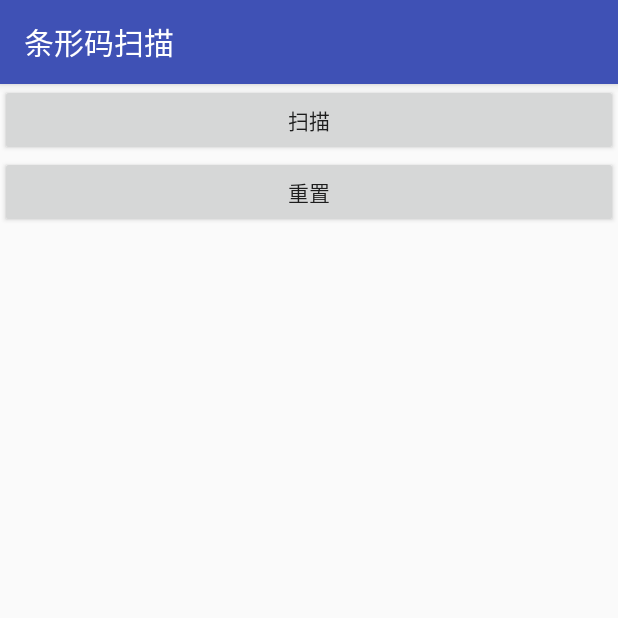
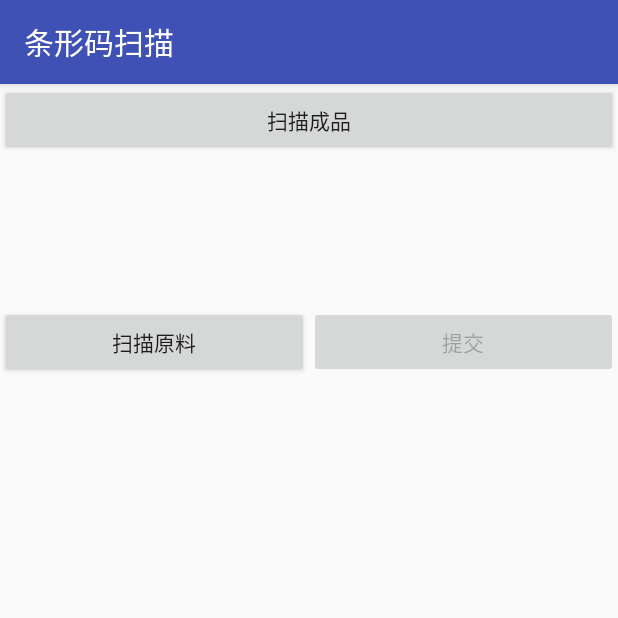
Before and after one commit to OliverY/ZXing, an Android app: the screen it shows after launch (MainActivity), on a phone screen of 412 x 824 dp, the top half of it. Run offline under Robolectric (Android 15) with nearby library versions, the phone set to English and light mode, and no system bars; our stand-ins replace RxJava; libraries missing offline, so code that uses them is left out: com.chad.library, com.google.zxing.integration, com.tbruyelle.rxpermissions2, com.zhy.http; 5 statements that could not run were skipped.

Commit message:
骨架搭建

```diff
--- a/app/src/main/AndroidManifest.xml
+++ b/app/src/main/AndroidManifest.xml
@@ -5,6 +5,7 @@
     <uses-permission android:name="android.permission.CAMERA"/>
 
     <application
+        android:name=".App"
         android:allowBackup="true"
         android:icon="@mipmap/ic_launcher"
         android:label="@string/app_name"
--- /dev/null
+++ b/app/src/main/java/com/yuantu/zxing/App.java
@@ -0,0 +1,35 @@
+package com.yuantu.zxing;
+
+import android.app.Application;
+
+import com.zhy.http.okhttp.OkHttpUtils;
+import com.zhy.http.okhttp.cookie.CookieJarImpl;
+import com.zhy.http.okhttp.cookie.store.PersistentCookieStore;
+import com.zhy.http.okhttp.log.LoggerInterceptor;
+
+import java.util.concurrent.TimeUnit;
+
+import okhttp3.OkHttpClient;
+
+/**
+ * Author:  Yxj
+ * Time:    2018/6/28 上午11:03
+ * -----------------------------------------
+ * Description:
+ */
+public class App extends Application {
+
+    @Override
+    public void onCreate() {
+        super.onCreate();
+
+        OkHttpClient client = new OkHttpClient.Builder()
+                .addInterceptor(new LoggerInterceptor("yxj"))
+                .connectTimeout(10, TimeUnit.SECONDS)
+                .readTimeout(10,TimeUnit.SECONDS)
+                .cookieJar(new CookieJarImpl(new PersistentCookieStore(this)))
+                .build();
+
+        OkHttpUtils.initClient(client);
+    }
+}
--- a/app/src/main/java/com/yuantu/zxing/MainActivity.java
+++ b/app/src/main/java/com/yuantu/zxing/MainActivity.java
@@ -1,47 +1,87 @@
 package com.yuantu.zxing;
 
 import android.Manifest;
+import android.content.DialogInterface;
 import android.content.Intent;
 import android.os.Bundle;
-import android.os.Handler;
+import android.support.v7.app.AlertDialog;
 import android.support.v7.app.AppCompatActivity;
+import android.support.v7.widget.LinearLayoutManager;
+import android.support.v7.widget.RecyclerView;
 import android.text.TextUtils;
 import android.view.View;
 import android.widget.Button;
 import android.widget.TextView;
 import android.widget.Toast;
 
+import com.chad.library.adapter.base.BaseQuickAdapter;
 import com.google.zxing.integration.android.IntentIntegrator;
 import com.google.zxing.integration.android.IntentResult;
 import com.tbruyelle.rxpermissions2.RxPermissions;
+import com.yuantu.zxing.adapter.MyAdapter;
 
-import java.util.Map;
+import java.util.ArrayList;
 
 import io.reactivex.functions.Consumer;
 
 public class MainActivity extends AppCompatActivity implements View.OnClickListener {
 
-    private TextView tvResult;
-    private MapData data;
-    private Button btnScan;
-    private Button btnReset;
+    private TextView tvMain;
+    private RecyclerView ry;
+    private Product product;
+    private Button btnMainScan;
+    private Button btnAppendixScan;
+    private Button btnSubmit;
+    private MyAdapter adapter;
 
+    // 代表扫码的入口
+    private static final int SCAN_MAIN = 1;
+    private static final int SCAN_APPENDIX = 2;
+
+    private int scanIndex;
 
     @Override
     protected void onCreate(Bundle savedInstanceState) {
         super.onCreate(savedInstanceState);
         setContentView(R.layout.activity_main);
 
-        btnScan = findViewById(R.id.btn_scan);
-        btnReset = findViewById(R.id.btn_reset);
-        btnScan.setOnClickListener(this);
-        btnReset.setOnClickListener(this);
-        findViewById(R.id.btn_scan).setOnClickListener(this);
-        tvResult = findViewById(R.id.tv_result);
+        product = new Product();
 
-        data = new MapData();
+        initview();
+        requestPermission();
+    }
 
-        requestPermission();
+    private void initview() {
+        btnMainScan = findViewById(R.id.btn_main_scan);
+        btnAppendixScan = findViewById(R.id.btn_appendix_scan);
+        btnSubmit = findViewById(R.id.btn_submit);
+        btnMainScan.setOnClickListener(this);
+        btnAppendixScan.setOnClickListener(this);
+        btnSubmit.setOnClickListener(this);
+
+        tvMain = findViewById(R.id.tv_main);
+        ry = findViewById(R.id.ry);
+
+        ry.setLayoutManager(new LinearLayoutManager(this, LinearLayoutManager.VERTICAL, false));
+        adapter = new MyAdapter();
+        adapter.setOnItemClickListener((BaseQuickAdapter adapter, View view, int position) -> {
+            new AlertDialog.Builder(MainActivity.this)
+                    .setTitle("是否删除该原料")
+                    .setPositiveButton("删除", (DialogInterface dialog, int which) -> {
+                        product.appendix.remove(position);
+                        adapter.setNewData(product.appendix);
+                        checkBtnEnable();
+                        dialog.dismiss();
+                    }).setNegativeButton("取消", (DialogInterface dialog, int which) -> {
+                dialog.dismiss();
+            }).show();
+        });
+        ry.setAdapter(adapter);
+
+        btnAppendixScan.setEnabled(false);
+        btnSubmit.setEnabled(false);
+
+        checkBtnEnable();
     }
 
     private void requestPermission() {
@@ -50,7 +90,7 @@ public class MainActivity extends AppCompatActivity implements View.OnClickListe
                 .subscribe(new Consumer<Boolean>() {
                     @Override
                     public void accept(Boolean aBoolean) throws Exception {
-                        if(!aBoolean){
+                        if (!aBoolean) {
                             finish();
                         }
                     }
@@ -59,17 +99,24 @@ public class MainActivity extends AppCompatActivity implements View.OnClickListe
 
     @Override
     public void onClick(View v) {
-        switch (v.getId()){
-            case R.id.btn_scan:
+        switch (v.getId()) {
+            case R.id.btn_main_scan:
+                scanIndex = SCAN_MAIN;
                 new IntentIntegrator(this)
                         .setOrientationLocked(false)
                         .setCaptureActivity(ScanActivity.class)
                         .initiateScan();
                 break;
-            case R.id.btn_reset:
-                data = new MapData();
-                btnScan.setEnabled(true);
-                tvResult.setText("重置");
+            case R.id.btn_appendix_scan:
+                scanIndex = SCAN_APPENDIX;
+                new IntentIntegrator(this)
+                        .setOrientationLocked(false)
+                        .setCaptureActivity(ScanActivity.class)
+                        .initiateScan();
+                break;
+            case R.id.btn_submit:
+                // map提交
+
                 break;
         }
 
@@ -78,38 +125,40 @@ public class MainActivity extends AppCompatActivity implements View.OnClickListe
     @Override
     protected void onActivityResult(int requestCode, int resultCode, Intent data) {
         super.onActivityResult(requestCode, resultCode, data);
-        IntentResult intentResult = IntentIntegrator.parseActivityResult(requestCode,resultCode,data);
-        if(intentResult != null) {
-            if(intentResult.getContents() == null) {
-                Toast.makeText(this,"内容为空",Toast.LENGTH_LONG).show();
+        IntentResult intentResult = IntentIntegrator.parseActivityResult(requestCode, resultCode, data);
+        if (intentResult != null) {
+            if (intentResult.getContents() == null) {
+                Toast.makeText(this, "内容为空", Toast.LENGTH_LONG).show();
             } else {
-                Toast.makeText(this,"扫描成功",Toast.LENGTH_LONG).show();
+                Toast.makeText(this, "扫描成功", Toast.LENGTH_LONG).show();
                 // ScanResult 为 获取到的字符串
-                String ScanResult = intentResult.getContents();
+                String scanResult = intentResult.getContents();
 
-                setData(ScanResult);
-
-
+                if (scanIndex == SCAN_MAIN) {
+                    product.main = scanResult;
+                    product.appendix = new ArrayList<>();
+                } else if (scanIndex == SCAN_APPENDIX) {
+                    product.appendix.add(scanResult);
+                    adapter.setNewData(product.appendix);
+                }
+                checkBtnEnable();
             }
         } else {
-            super.onActivityResult(requestCode,resultCode,data);
+            super.onActivityResult(requestCode, resultCode, data);
         }
     }
 
-    private void setData(String scanResult){
-        if(TextUtils.isEmpty(data.key)){
-            data.key = scanResult;
+    private void checkBtnEnable() {
+        checkAppendixScanEnable();
+        checkSubmitEnable();
+    }
 
-            new IntentIntegrator(this)
-                    .setOrientationLocked(false)
-                    .setCaptureActivity(ScanActivity.class)
-                    .initiateScan();
+    private void checkAppendixScanEnable() {
+        btnAppendixScan.setEnabled(TextUtils.isEmpty(product.main));
+    }
 
-        }else{
-            data.value = scanResult;
-            btnScan.setEnabled(false);
-        }
-        tvResult.setText("key:"+data.key+"\r\n value:"+data.value);
+    private void checkSubmitEnable() {
+        btnSubmit.setEnabled(product.appendix.size() > 0);
     }
 
 }
--- a/app/src/main/java/com/yuantu/zxing/MapData.java
+++ /dev/null
@@ -1,34 +0,0 @@
-package com.yuantu.zxing;
-
-/**
- * Author:  Yxj
- * Time:    2018/6/27 下午2:36
- * -----------------------------------------
- * Description:
- */
-public class MapData {
-
-    public String key;
-    public String value;
-
-    public MapData() {
-    }
-
-    public String getKey() {
-        return key;
-    }
-
-    public void setKey(String key) {
-        this.key = key;
-    }
-
-    public String getValue() {
-        return value;
-    }
-
-    public void setValue(String value) {
-        this.value = value;
-    }
-
-
-}
--- /dev/null
+++ b/app/src/main/java/com/yuantu/zxing/Product.java
@@ -0,0 +1,35 @@
+package com.yuantu.zxing;
+
+import java.util.ArrayList;
+import java.util.List;
+
+/**
+ * Author:  Yxj
+ * Time:    2018/6/27 下午2:36
+ * -----------------------------------------
+ * Description:
+ */
+public class Product {
+
+    public String main;
+    public List<String> appendix = new ArrayList<>();
+
+    public Product() {
+    }
+
+    public String getMain() {
+        return main;
+    }
+
+    public void setMain(String main) {
+        this.main = main;
+    }
+
+    public List<String> getAppendix() {
+        return appendix;
+    }
+
+    public void setAppendix(List<String> appendix) {
+        this.appendix = appendix;
+    }
+}
--- /dev/null
+++ b/app/src/main/java/com/yuantu/zxing/adapter/MyAdapter.java
@@ -0,0 +1,23 @@
+package com.yuantu.zxing.adapter;
+
+import com.chad.library.adapter.base.BaseQuickAdapter;
+import com.chad.library.adapter.base.BaseViewHolder;
+import com.yuantu.zxing.R;
+
+/**
+ * Author:  Yxj
+ * Time:    2018/6/28 上午11:35
+ * -----------------------------------------
+ * Description:
+ */
+public class MyAdapter extends BaseQuickAdapter<String,BaseViewHolder> {
+
+    public MyAdapter() {
+        super(R.layout.item_appendix);
+    }
+
+    @Override
+    protected void convert(BaseViewHolder helper, String item) {
+        helper.setText(R.id.tv,item);
+    }
+}
--- a/app/src/main/res/layout/activity_main.xml
+++ b/app/src/main/res/layout/activity_main.xml
@@ -8,22 +8,42 @@
     tools:context=".MainActivity">
 
     <Button
-        android:id="@+id/btn_scan"
+        android:id="@+id/btn_main_scan"
         android:layout_width="match_parent"
         android:layout_height="wrap_content"
-        android:text="扫描" />
+        android:text="扫描成品" />
 
-    <Button
-        android:id="@+id/btn_reset"
+    <TextView
+        android:id="@+id/tv_main"
+        android:layout_width="match_parent"
+        android:layout_height="100dp"
+        android:padding="12dp" />
+
+    <LinearLayout
         android:layout_width="match_parent"
         android:layout_height="wrap_content"
-        android:text="重置"
-        />
+        android:orientation="horizontal">
 
-    <TextView
-        android:id="@+id/tv_result"
+        <Button
+            android:id="@+id/btn_appendix_scan"
+            android:layout_width="0dp"
+            android:layout_weight="1"
+            android:layout_height="wrap_content"
+            android:text="扫描原料" />
+
+        <Button
+            android:id="@+id/btn_submit"
+            android:layout_width="0dp"
+            android:layout_weight="1"
+            android:layout_height="wrap_content"
+            android:text="提交" />
+
+    </LinearLayout>
+
+    <android.support.v7.widget.RecyclerView
+        android:id="@+id/ry"
         android:layout_width="match_parent"
-        android:layout_height="match_parent"
-        android:padding="12dp" />
+        android:layout_height="match_parent"/>
+
 
 </LinearLayout>
--- a/build.gradle
+++ b/build.gradle
@@ -19,6 +19,7 @@ allprojects {
     repositories {
         google()
         jcenter()
+        maven { url "https://jitpack.io" }
     }
 }
 
```
Also changed, not shown: app/build.gradle (+13 -5 lines), app/src/main/java/com/yuantu/zxing/OKHttpUtils.java (added, +42 -0 lines), app/src/main/java/com/yuantu/zxing/net/LoggingInterceptor.java (added, +34 -0 lines), app/src/main/res/layout/item_appendix.xml (added, +7 -0 lines).
